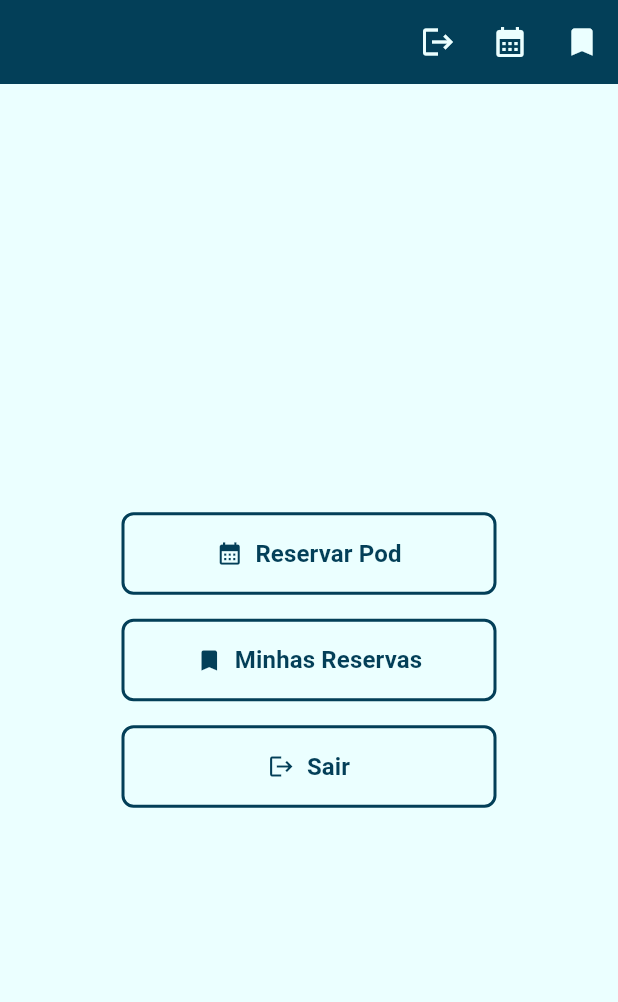
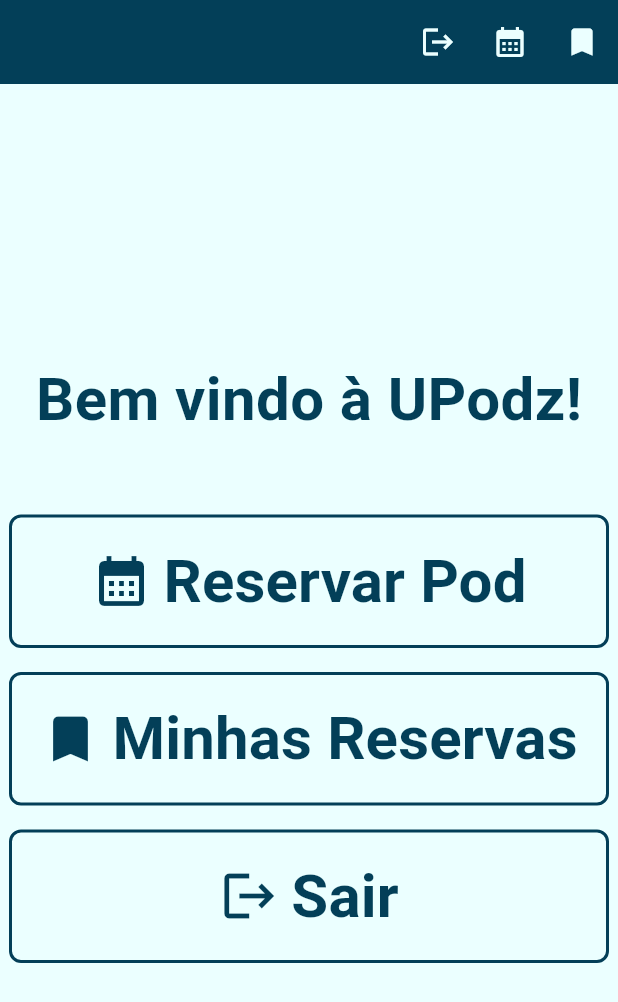
Before and after one commit to 4-ANO-COMP-IMT/sitio, a Flutter app: the HomeScreen screen opened by its route, on a phone screen of 412 x 824 dp. Shown: the top 1002 px of the screen. Run offline on Flutter 3.47's test engine with Material 3 defaults, Android fonts, the phone set to English and light mode, and no system bars; our stand-ins replace table_calendar.

Commit message:
Enhance HomeScreen UI with welcome message and larger button sizes

```diff
--- a/upodz_web_app/lib/screens/home_screen.dart
+++ b/upodz_web_app/lib/screens/home_screen.dart
@@ -13,8 +13,17 @@ class HomeScreen extends StatelessWidget {
         child: Column(
           mainAxisAlignment: MainAxisAlignment.center,
           children: <Widget>[
+            const Text(
+                  'Bem vindo à UPodz!',
+                  style: TextStyle(
+                    fontSize: 40,
+                    fontWeight: FontWeight.bold,
+                    color: Color(0xFF033F58),
+                  ),
+                ),
+            const SizedBox(height: 48.0), // Espaçamento entre os botões
             SizedBox(
-              width: 250, // Largura uniforme para todos os botões
+              width: 400, // Largura uniforme para todos os botões
               child: OutlinedButton.icon(
                 onPressed: () {
                   Navigator.pushNamed(context, '/calendar'); // Navega para a tela do calendário
@@ -27,11 +36,11 @@ class HomeScreen extends StatelessWidget {
                   elevation: 3,
                   padding: const EdgeInsets.symmetric(horizontal: 20, vertical: 16), // Melhorando o padding
                 ),
-                icon: const Icon(Icons.calendar_month, color: Color(0xFF033F58)),
+                icon: const Icon(Icons.calendar_month, color: Color(0xFF033F58), size: 40),
                 label: const Text(
                   'Reservar Pod',
                   style: TextStyle(
-                    fontSize: 16,
+                    fontSize: 40,
                     fontWeight: FontWeight.bold,
                     color: Color(0xFF033F58),
                   ),
@@ -40,11 +49,9 @@ class HomeScreen extends StatelessWidget {
             ),
             const SizedBox(height: 16.0), // Espaçamento entre os botões
             SizedBox(
-              width: 250,
+              width: 400,
               child: OutlinedButton.icon(
-                onPressed: () {
-                  // Ação para "Minhas Reservas"
-                },
+                onPressed: () => Navigator.pushNamed(context, '/reservation'), // Navega para a tela de reservas
                 style: OutlinedButton.styleFrom(
                   side: const BorderSide(color: Color(0xFF033F58), width: 2.0),
                   shape: RoundedRectangleBorder(
@@ -53,11 +60,11 @@ class HomeScreen extends StatelessWidget {
                   elevation: 3,
                   padding: const EdgeInsets.symmetric(horizontal: 20, vertical: 16),
                 ),
-                icon: const Icon(Icons.bookmark, color: Color(0xFF033F58)),
+                icon: const Icon(Icons.bookmark, color: Color(0xFF033F58), size: 40),
                 label: const Text(
                   'Minhas Reservas',
                   style: TextStyle(
-                    fontSize: 16,
+                    fontSize: 40,
                     fontWeight: FontWeight.bold,
                     color: Color(0xFF033F58),
                   ),
@@ -66,7 +73,7 @@ class HomeScreen extends StatelessWidget {
             ),
             const SizedBox(height: 16.0),
             SizedBox(
-              width: 250,
+              width: 400,
               child: OutlinedButton.icon(
                 onPressed: () {
                   Navigator.pushNamed(context, '/login'); // Sair e ir para a tela de login
@@ -79,11 +86,11 @@ class HomeScreen extends StatelessWidget {
                   elevation: 3,
                   padding: const EdgeInsets.symmetric(horizontal: 20, vertical: 16),
                 ),
-                icon: const Icon(Icons.logout, color: Color(0xFF033F58)),
+                icon: const Icon(Icons.logout, color: Color(0xFF033F58), size: 40),
                 label: const Text(
                   'Sair',
                   style: TextStyle(
-                    fontSize: 16,
+                    fontSize: 40,
                     fontWeight: FontWeight.bold,
                     color: Color(0xFF033F58),
                   ),
```
